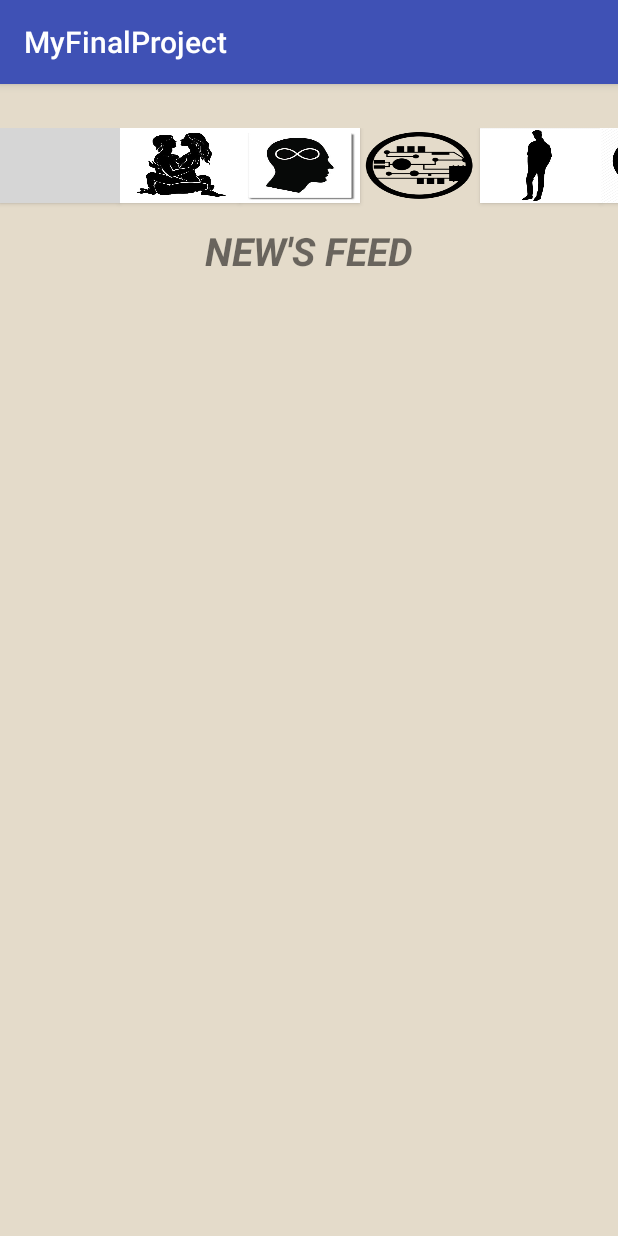
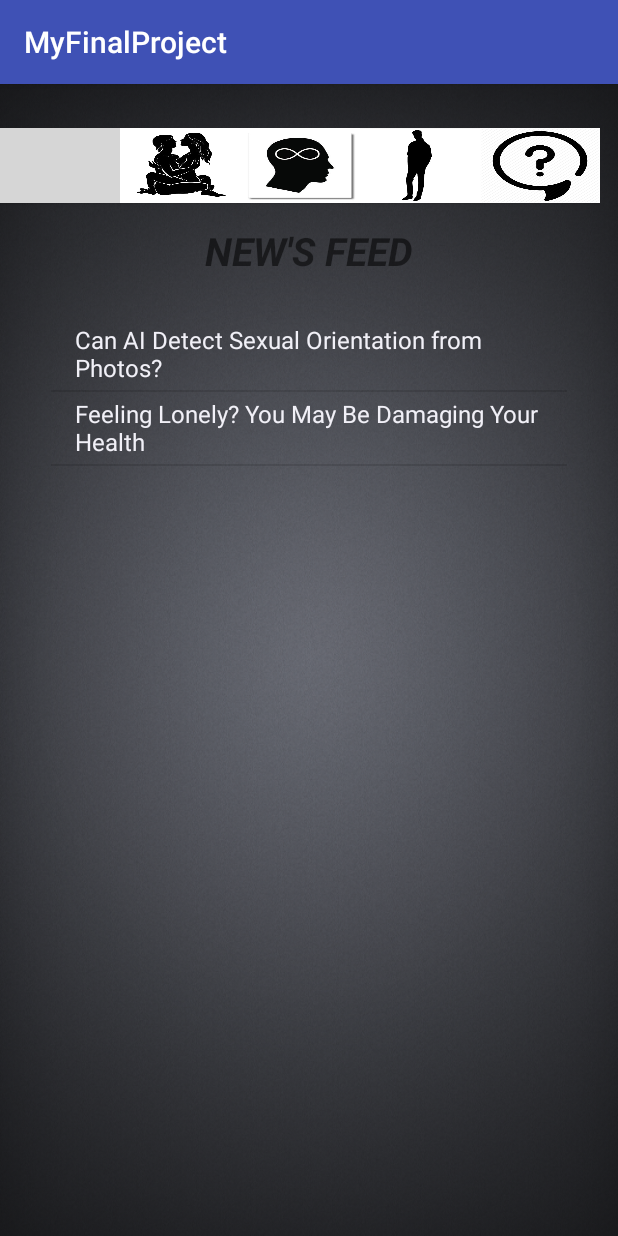
Before and after one commit to hbhusam/MyFinalProject2, an Android app: the screen it shows after launch (Home), on a phone screen of 412 x 824 dp. Run offline under Robolectric (Android 15) with nearby library versions, the phone set to English and light mode, and no system bars; grey boxes are pictures that could not be loaded.

Commit message:
design ad list view

```diff
--- a/app/src/main/java/com/example/hp1/myfinalproject/Home.java
+++ b/app/src/main/java/com/example/hp1/myfinalproject/Home.java
@@ -1,12 +1,23 @@
 package com.example.hp1.myfinalproject;
 import android.content.Intent;
+import android.graphics.Color;
+import android.net.Uri;
 import android.os.Bundle;
 import android.support.v7.app.AppCompatActivity;
 import android.view.View;
+import android.widget.AdapterView;
+import android.widget.ArrayAdapter;
 import android.widget.Button;
+import android.widget.ListView;
 
-public class Home  extends AppCompatActivity implements View.OnClickListener {
+import java.util.ArrayList;
+
+public class Home  extends AppCompatActivity implements View.OnClickListener,AdapterView.OnItemLongClickListener
+{
     Button btrelationship, btask ;
+    ListView newsfeed;
+    ArrayList<String> feed = new ArrayList<>();
+    ArrayAdapter<String> adapter;
     @Override
     protected void onCreate(Bundle savedInstanceState) {
         super.onCreate(savedInstanceState);
@@ -15,6 +26,13 @@ Button btrelationship, btask ;
         //     btask=(Button)findViewById(R.id.btask);
         //btrelationship.setOnClickListener(this);
         //  btask.setOnClickListener(this);
+        newsfeed =(ListView) findViewById(R.id.lvNewsfeed);
+
+        feed.add("Can AI Detect Sexual Orientation from Photos?");
+        feed.add("Feeling Lonely? You May Be Damaging Your Health");
+        adapter = new ArrayAdapter<String>(getApplicationContext(), android.R.layout.simple_list_item_1, feed);
+        newsfeed.setAdapter(adapter);
+        newsfeed.setOnItemLongClickListener(this);
     }
 
     @Override
@@ -28,4 +46,17 @@ if (v==btrelationship){
             startActivity(i);
         }
     }
+
+    @Override
+    public boolean onItemLongClick(AdapterView<?> parent, View view, int position, long id) {
+        if(position == 0 ){
+            Intent browserIntent = new Intent(Intent.ACTION_VIEW, Uri.parse("https://www.psychologytoday.com/blog/your-online-secrets/201709/can-ai-detect-sexual-orientation-photos"));
+            startActivity(browserIntent);
         }
+        if(position == 0 ){
+
+        Intent browserIntent = new Intent(Intent.ACTION_VIEW, Uri.parse("https://www.psychologytoday.com/blog/the-mindful-self-express/201709/feeling-lonely-you-may-be-damaging-your-health"));
+        startActivity(browserIntent);}
+        return false;
+        }
+}
--- a/app/src/main/res/layout/activity_ask.xml
+++ b/app/src/main/res/layout/activity_ask.xml
@@ -3,14 +3,14 @@
     xmlns:tools="http://schemas.android.com/tools"
     android:id="@+id/activity_ask"
     android:layout_width="match_parent"
-    android:background="#E4DBCA"
+    android:background="@mipmap/bluefade"
 
     android:layout_height="match_parent"
     android:paddingBottom="@dimen/activity_vertical_margin"
     android:paddingLeft="@dimen/activity_horizontal_margin"
     android:paddingRight="@dimen/activity_horizontal_margin"
     android:paddingTop="@dimen/activity_vertical_margin"
-    tools:context="com.example.hp1.finalproject.Ask">
+    tools:context="com.example.hp1.myfinalproject.Ask">
     <LinearLayout
         android:orientation="vertical"
         android:layout_height="match_parent"
@@ -18,7 +18,7 @@
         android:layout_width="wrap_content"
         android:layout_alignParentTop="true"
         android:layout_alignParentStart="true"
-        android:background="#AAAAFF">
+        >
 
         <ListView
             android:layout_width="match_parent"
--- a/app/src/main/res/layout/activity_home.xml
+++ b/app/src/main/res/layout/activity_home.xml
@@ -3,7 +3,7 @@
     android:id="@+id/LinearLayout1"
     android:layout_width="match_parent"
     android:layout_height="match_parent"
-    android:background="#E4DBCA"
+    android:background="@mipmap/grey"
     android:orientation="vertical"
     tools:context="com.example.hp1.myfinalproject.Home"
     android:weightSum="1">
@@ -58,13 +58,6 @@
                 android:padding="0dp" />
 
             <Button
-                android:background="@mipmap/technology"
-                android:layout_width="80dp"
-                android:layout_height="50dp"
-                android:id="@+id/bttech"
-                android:layout_weight="1" />
-
-            <Button
                 android:background="@mipmap/bodylanguage"
                 android:layout_width="80dp"
                 android:layout_height="50dp"
@@ -84,8 +77,8 @@
     <TextView
         android:text="New's Feed"
         android:layout_width="match_parent"
-        android:layout_height="20dp"
-        android:id="@+id/textView"
+        android:layout_height="wrap_content"
+        android:id="@+id/tvNewsFeed"
         android:layout_weight="0.06"
         android:layout_gravity="top|center_horizontal"
         android:textSize="26dp"
@@ -94,5 +87,12 @@
         android:textAlignment="center"
         android:textAllCaps="true" />
 
+    <ListView
+        android:id="@+id/lvNewsfeed"
+        android:layout_width="364dp"
+        android:layout_height="350dp"
+        android:padding="10dp"
+        android:layout_gravity="center"/>
+
 
 </LinearLayout>
```
Also changed, not shown: app/src/main/res/mipmap-hdpi/beige.jpg (added), app/src/main/res/mipmap-hdpi/bluefade.jpg (added), app/src/main/res/mipmap-hdpi/grey.jpg (added). Lines whose indentation alone changed are shown as unchanged.
